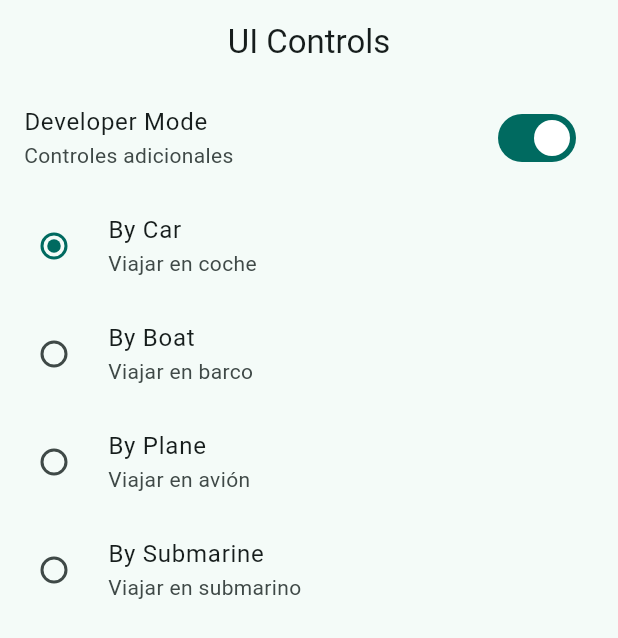
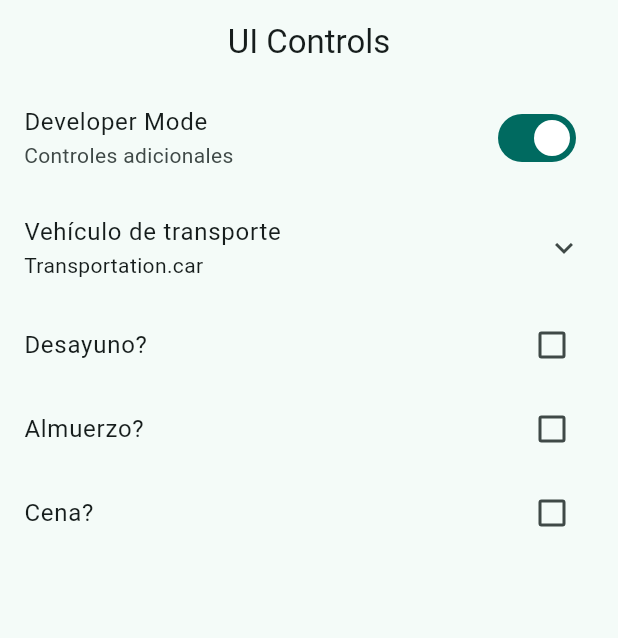
Before and after one commit to jllanas1986/Flutter_Widgets_app, a Flutter app: the UiControlsScreen screen opened by its route, on a phone screen of 412 x 824 dp. Shown: the top 638 px of the screen. Run offline on Flutter 3.47's test engine with Material 2 defaults, Android fonts, the phone set to English and light mode, and no system bars; our stand-ins replace go_router.

Commit message:
Ui screen finished

```diff
--- a/lib/presentation/screens/ui_controls/ui_controls_screen.dart
+++ b/lib/presentation/screens/ui_controls/ui_controls_screen.dart
@@ -26,17 +26,21 @@ class _UiControlsView extends StatefulWidget {
 enum Transportation { car, plane, boat, subamrine }
 
 class _UiControlsViewState extends State<_UiControlsView> {
-
   bool isDeveloper = true;
 
-  Transportation selectedTransportation =Transportation.car;
+  Transportation selectedTransportation = Transportation.car;
+
+  bool wantsBreakfast = false;
+  bool wantsLunch = false;
+  bool wantsDinner = false;
+
+
 
   @override
   Widget build(BuildContext context) {
     return ListView(
       physics: const ClampingScrollPhysics(),
       children: [
-
         SwitchListTile(
           title: const Text('Developer Mode'),
           subtitle: const Text('Controles adicionales'),
@@ -45,7 +49,10 @@ class _UiControlsViewState extends State<_UiControlsView> {
             isDeveloper = !isDeveloper;
           }),
         ),
-
+        ExpansionTile(
+          title: const Text('Vehículo de transporte'),
+          subtitle: Text('$selectedTransportation'),
+          children: [
             RadioListTile(
               title: const Text('By Car'),
               subtitle: const Text('Viajar en coche'),
@@ -55,7 +62,6 @@ class _UiControlsViewState extends State<_UiControlsView> {
                 selectedTransportation = Transportation.car;
               }),
             ),
-
             RadioListTile(
               title: const Text('By Boat'),
               subtitle: const Text('Viajar en barco'),
@@ -65,7 +71,6 @@ class _UiControlsViewState extends State<_UiControlsView> {
                 selectedTransportation = Transportation.boat;
               }),
             ),
-
             RadioListTile(
               title: const Text('By Plane'),
               subtitle: const Text('Viajar en avión'),
@@ -75,7 +80,6 @@ class _UiControlsViewState extends State<_UiControlsView> {
                 selectedTransportation = Transportation.plane;
               }),
             ),
-
             RadioListTile(
               title: const Text('By Submarine'),
               subtitle: const Text('Viajar en submarino'),
@@ -85,6 +89,32 @@ class _UiControlsViewState extends State<_UiControlsView> {
                 selectedTransportation = Transportation.subamrine;
               }),
             ),
+          ],
+        ),
+
+        CheckboxListTile(
+          title: const Text('Desayuno?'),
+          value: wantsBreakfast,
+          onChanged: (value) => setState(() {
+            wantsBreakfast = !wantsBreakfast;
+          }),
+        ),
+
+        CheckboxListTile(
+          title: const Text('Almuerzo?'),
+          value: wantsLunch,
+          onChanged: (value) => setState(() {
+            wantsLunch = !wantsLunch;
+          }),
+        ),
+
+        CheckboxListTile(
+          title: const Text('Cena?'),
+          value: wantsDinner,
+          onChanged: (value) => setState(() {
+            wantsDinner = !wantsDinner;
+          }),
+        ),
 
       ],
     );
```
Lines whose indentation alone changed are shown as unchanged.
